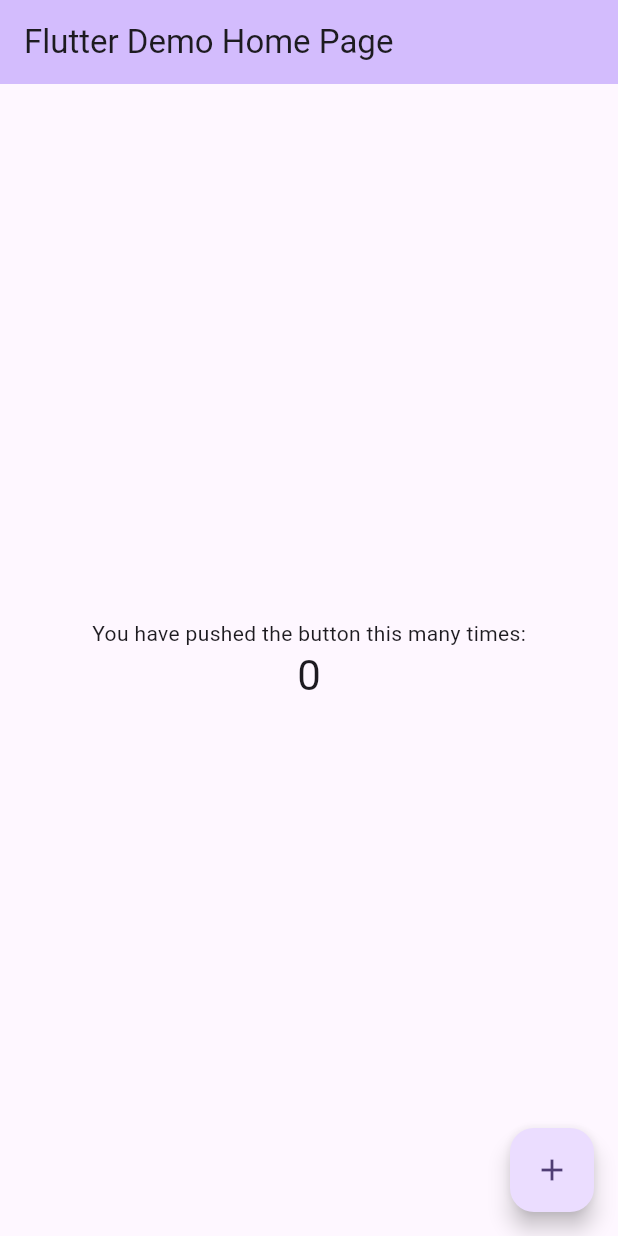
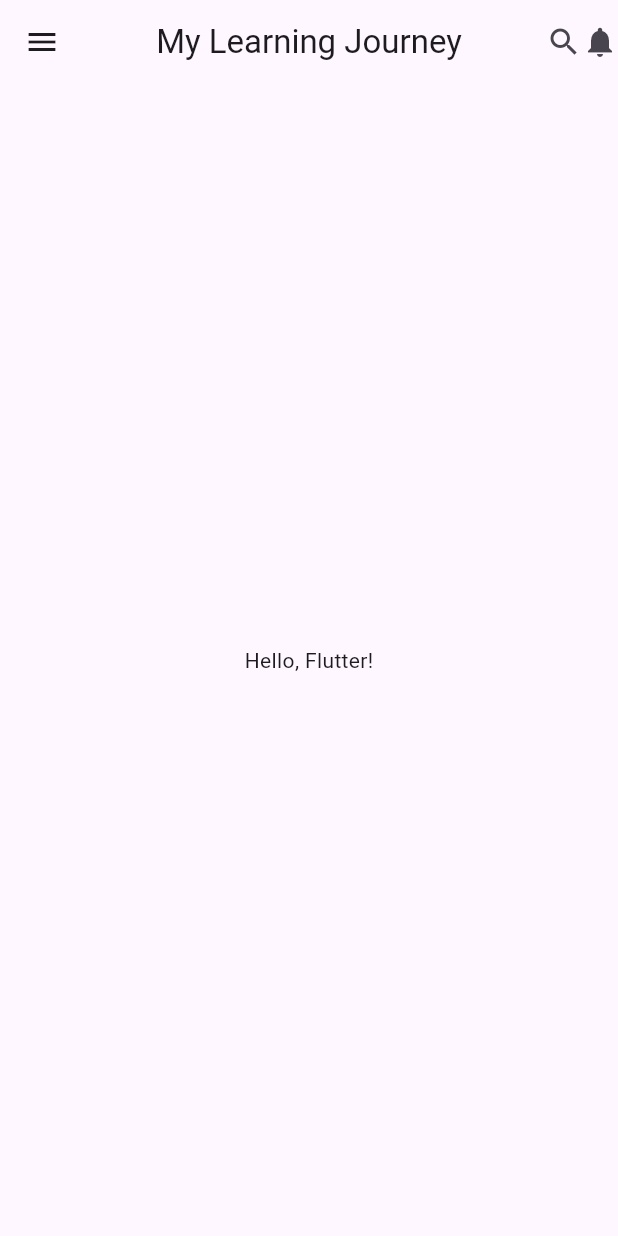
Before and after one commit to sudo-melanin/flutter_learning_journey, a Flutter app: the screen it shows after launch, on a phone screen of 412 x 824 dp. Run offline on Flutter 3.47's test engine with Material 3 defaults, Android fonts, the light colour scheme and no system bars.

Commit message:
Added leading, title, and actions (search and notification icons) to the appbar

```diff
--- a/lib/main.dart
+++ b/lib/main.dart
@@ -1,122 +1,31 @@
 import 'package:flutter/material.dart';
 
-void main() {
-  runApp(const MyApp());
+void main(){
+  runApp(const MyLearningApp());
 }
 
-class MyApp extends StatelessWidget {
-  const MyApp({super.key});
+class MyLearningApp extends StatelessWidget {
+  const MyLearningApp({super.key});
 
-  // This widget is the root of your application.
   @override
   Widget build(BuildContext context) {
     return MaterialApp(
-      title: 'Flutter Demo',
-      theme: ThemeData(
-        // This is the theme of your application.
-        //
-        // TRY THIS: Try running your application with "flutter run". You'll see
-        // the application has a purple toolbar. Then, without quitting the app,
-        // try changing the seedColor in the colorScheme below to Colors.green
-        // and then invoke "hot reload" (save your changes or press the "hot
-        // reload" button in a Flutter-supported IDE, or press "r" if you used
-        // the command line to start the app).
-        //
-        // Notice that the counter didn't reset back to zero; the application
-        // state is not lost during the reload. To reset the state, use hot
-        // restart instead.
-        //
-        // This works for code too, not just values: Most code changes can be
-        // tested with just a hot reload.
-        colorScheme: ColorScheme.fromSeed(seedColor: Colors.deepPurple),
-      ),
-      home: const MyHomePage(title: 'Flutter Demo Home Page'),
+      title: "Flutter Learning Journey",
+      home: Scaffold(
+        appBar: AppBar(
+          leading: const Icon(Icons.menu),
+          title: const Text("My Learning Journey"),
+          centerTitle: true,
+          actions: [const Icon(Icons.search),
+          const Icon(Icons.notifications)],
+        ),
+        body: const Center(
+          child: Text("Hello, Flutter!"),
+        )
+      )
+
+
     );
+
   }
 }
-
-class MyHomePage extends StatefulWidget {
-  const MyHomePage({super.key, required this.title});
-
-  // This widget is the home page of your application. It is stateful, meaning
-  // that it has a State object (defined below) that contains fields that affect
-  // how it looks.
-
-  // This class is the configuration for the state. It holds the values (in this
-  // case the title) provided by the parent (in this case the App widget) and
-  // used by the build method of the State. Fields in a Widget subclass are
-  // always marked "final".
-
-  final String title;
-
-  @override
-  State<MyHomePage> createState() => _MyHomePageState();
-}
-
-class _MyHomePageState extends State<MyHomePage> {
-  int _counter = 0;
-
-  void _incrementCounter() {
-    setState(() {
-      // This call to setState tells the Flutter framework that something has
-      // changed in this State, which causes it to rerun the build method below
-      // so that the display can reflect the updated values. If we changed
-      // _counter without calling setState(), then the build method would not be
-      // called again, and so nothing would appear to happen.
-      _counter++;
-    });
-  }
-
-  @override
-  Widget build(BuildContext context) {
-    // This method is rerun every time setState is called, for instance as done
-    // by the _incrementCounter method above.
-    //
-    // The Flutter framework has been optimized to make rerunning build methods
-    // fast, so that you can just rebuild anything that needs updating rather
-    // than having to individually change instances of widgets.
-    return Scaffold(
-      appBar: AppBar(
-        // TRY THIS: Try changing the color here to a specific color (to
-        // Colors.amber, perhaps?) and trigger a hot reload to see the AppBar
-        // change color while the other colors stay the same.
-        backgroundColor: Theme.of(context).colorScheme.inversePrimary,
-        // Here we take the value from the MyHomePage object that was created by
-        // the App.build method, and use it to set our appbar title.
-        title: Text(widget.title),
-      ),
-      body: Center(
-        // Center is a layout widget. It takes a single child and positions it
-        // in the middle of the parent.
-        child: Column(
-          // Column is also a layout widget. It takes a list of children and
-          // arranges them vertically. By default, it sizes itself to fit its
-          // children horizontally, and tries to be as tall as its parent.
-          //
-          // Column has various properties to control how it sizes itself and
-          // how it positions its children. Here we use mainAxisAlignment to
-          // center the children vertically; the main axis here is the vertical
-          // axis because Columns are vertical (the cross axis would be
-          // horizontal).
-          //
-          // TRY THIS: Invoke "debug painting" (choose the "Toggle Debug Paint"
-          // action in the IDE, or press "p" in the console), to see the
-          // wireframe for each widget.
-          mainAxisAlignment: MainAxisAlignment.center,
-          children: <Widget>[
-            const Text('You have pushed the button this many times:'),
-            Text(
-              '$_counter',
-              style: Theme.of(context).textTheme.headlineMedium,
-            ),
-          ],
-        ),
-      ),
-      floatingActionButton: FloatingActionButton(
-        onPressed: _incrementCounter,
-        tooltip: 'Increment',
-        child: const Icon(Icons.add),
-      ), // This trailing comma makes auto-formatting nicer for build methods.
-    );
-  }
-}
```
Also changed, not shown: 1 other file.
